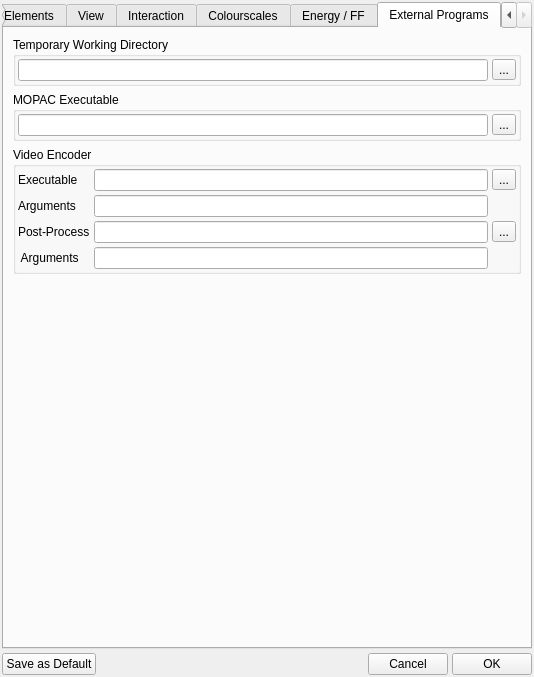
Old version of the form src/gui/prefs.ui in the repository trisyoungs/aten.
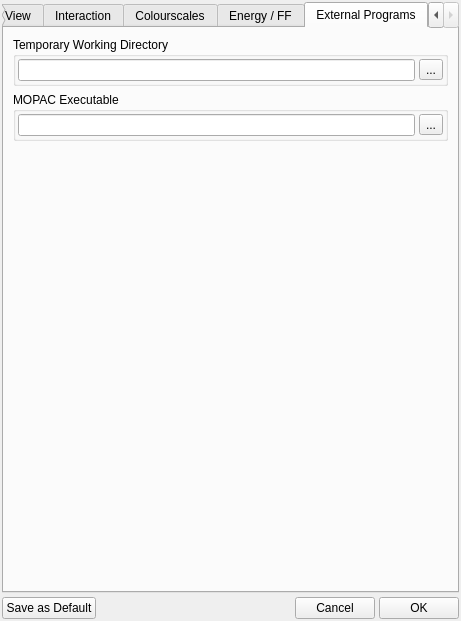
New version of the form. The open tabs and pages were chosen to show the change. Icons and pictures are not drawn. Custom widgets are drawn as their Qt base class.

Commit message: Removed encoder-related members from Prefs, since this is now handled by EncoderDefinition and friends. Removed old encoder-related controls from Prefs dialog. Further work on film export code.

Patch:
```diff
--- a/src/gui/prefs.ui
+++ b/src/gui/prefs.ui
@@ -6,8 +6,8 @@
    <rect>
     <x>0</x>
     <y>0</y>
-    <width>534</width>
-    <height>677</height>
+    <width>459</width>
+    <height>621</height>
    </rect>
   </property>
   <property name="sizePolicy">
@@ -28,6 +28,11 @@
     <height>0</height>
    </size>
   </property>
+  <property name="font">
+   <font>
+    <pointsize>9</pointsize>
+   </font>
+  </property>
   <property name="windowTitle">
    <string>Preferences</string>
   </property>
@@ -2985,6 +2990,12 @@
              <iconset resource="icons.qrc">
               <normaloff>:/file/icons/file_open.svg</normaloff>:/file/icons/file_open.svg</iconset>
             </property>
+            <property name="iconSize">
+             <size>
+              <width>20</width>
+              <height>20</height>
+             </size>
+            </property>
            </widget>
           </item>
          </layout>
@@ -3014,108 +3025,17 @@
              <iconset resource="icons.qrc">
               <normaloff>:/file/icons/file_open.svg</normaloff>:/file/icons/file_open.svg</iconset>
             </property>
+            <property name="iconSize">
+             <size>
+              <width>20</width>
+              <height>20</height>
+             </size>
+            </property>
            </widget>
           </item>
          </layout>
         </widget>
        </item>
-       <item>
-        <widget class="QGroupBox" name="VideoEncodingGroup">
-         <property name="title">
-          <string>Video Encoder</string>
-         </property>
-         <layout class="QVBoxLayout" name="verticalLayout_12">
-          <property name="spacing">
-           <number>4</number>
-          </property>
-          <property name="margin">
-           <number>2</number>
-          </property>
-          <item>
-           <layout class="QGridLayout" name="gridLayout_3">
-            <item row="0" column="0">
-             <widget class="QLabel" name="EncodeLabel">
-              <property name="text">
-               <string>Executable</string>
-              </property>
-             </widget>
-            </item>
-            <item row="0" column="1">
-             <widget class="QLineEdit" name="EncoderExecutableEdit">
-              <property name="toolTip">
-               <string>Video encoder executable</string>
-              </property>
-             </widget>
-            </item>
-            <item row="0" column="2">
-             <widget class="QToolButton" name="EncoderExecutableButton">
-              <property name="text">
-               <string>...</string>
-              </property>
-              <property name="icon">
-               <iconset resource="icons.qrc">
-                <normaloff>:/file/icons/file_open.svg</normaloff>:/file/icons/file_open.svg</iconset>
-              </property>
-             </widget>
-            </item>
-            <item row="1" column="0">
-             <widget class="QLabel" name="EncoderArgsLabel">
-              <property name="text">
-               <string>Arguments</string>
-              </property>
-             </widget>
-            </item>
-            <item row="1" column="1">
-             <widget class="QLineEdit" name="EncoderArgumentsEdit">
-              <property name="toolTip">
-               <string>Arguments to pass to the encoder executable. The text FILES will be replaced by a suitable wildcard, and OUTPUT will be replaced by the output video filename.</string>
-              </property>
-             </widget>
-            </item>
-            <item row="2" column="0">
-             <widget class="QLabel" name="EncodePostLabel">
-              <property name="text">
-               <string>Post-Process</string>
-              </property>
-             </widget>
-            </item>
-            <item row="2" column="1">
-             <widget class="QLineEdit" name="EncoderPostExecutableEdit">
-              <property name="toolTip">
-               <string>Location of (optional) post-process executable</string>
-              </property>
-             </widget>
-            </item>
-            <item row="3" column="1">
-             <widget class="QLineEdit" name="EncoderPostArgumentsEdit">
-              <property name="toolTip">
-               <string>Arguments to pass to to post-process executable. The same text substitutions as for the encoder arguments will be made.</string>
-              </property>
-             </widget>
-            </item>
-            <item row="3" column="0">
-             <widget class="QLabel" name="EncoderPostArgsLabel">
-              <property name="text">
-               <string> Arguments</string>
-              </property>
-             </widget>
-            </item>
-            <item row="2" column="2">
-             <widget class="QToolButton" name="EncoderPostExecutableButton">
-              <property name="text">
-               <string>...</string>
-              </property>
-              <property name="icon">
-               <iconset resource="icons.qrc">
-                <normaloff>:/file/icons/file_open.svg</normaloff>:/file/icons/file_open.svg</iconset>
-              </property>
-             </widget>
-            </item>
-           </layout>
-          </item>
-         </layout>
-        </widget>
-       </item>
        <item>
         <spacer name="verticalSpacer">
          <property name="orientation">
```
Left out of the diff: 38 changed lines with no effect on the pictures. The commit also changes 16 other files.
